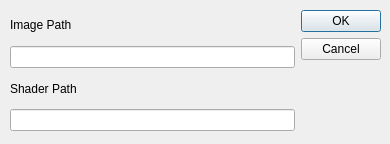
Before: the Qt Designer form filedialog.ui in stepan-migunov/testtask, drawn with Qt 5.
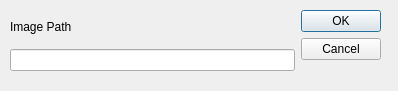
After: the same form once the commit is applied.

Commit message: Added some exceptions with filename. Applying shader is now available

Diff of the .ui file:
```diff
--- a/filedialog.ui
+++ b/filedialog.ui
@@ -6,8 +6,8 @@
    <rect>
     <x>0</x>
     <y>0</y>
-    <width>390</width>
-    <height>144</height>
+    <width>398</width>
+    <height>91</height>
    </rect>
   </property>
   <property name="windowTitle">
@@ -19,7 +19,7 @@
      <x>10</x>
      <y>10</y>
      <width>371</width>
-     <height>121</height>
+     <height>61</height>
     </rect>
    </property>
    <layout class="QHBoxLayout" name="horizontalLayout">
@@ -39,20 +39,6 @@
         </item>
        </layout>
       </item>
-      <item>
-       <layout class="QVBoxLayout" name="verticalLayout_2">
-        <item>
-         <widget class="QLabel" name="label_2">
-          <property name="text">
-           <string>Shader Path</string>
-          </property>
-         </widget>
-        </item>
-        <item>
-         <widget class="QLineEdit" name="shaderPath"/>
-        </item>
-       </layout>
-      </item>
      </layout>
     </item>
     <item>
```
The commit also changes 7 other files.
